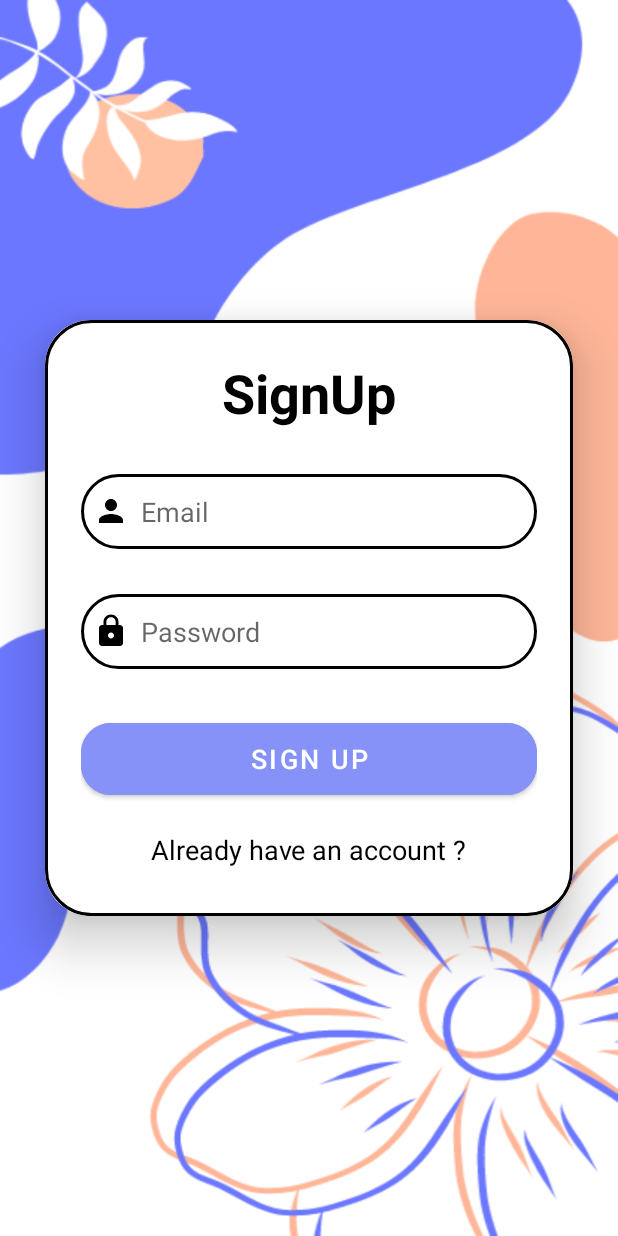
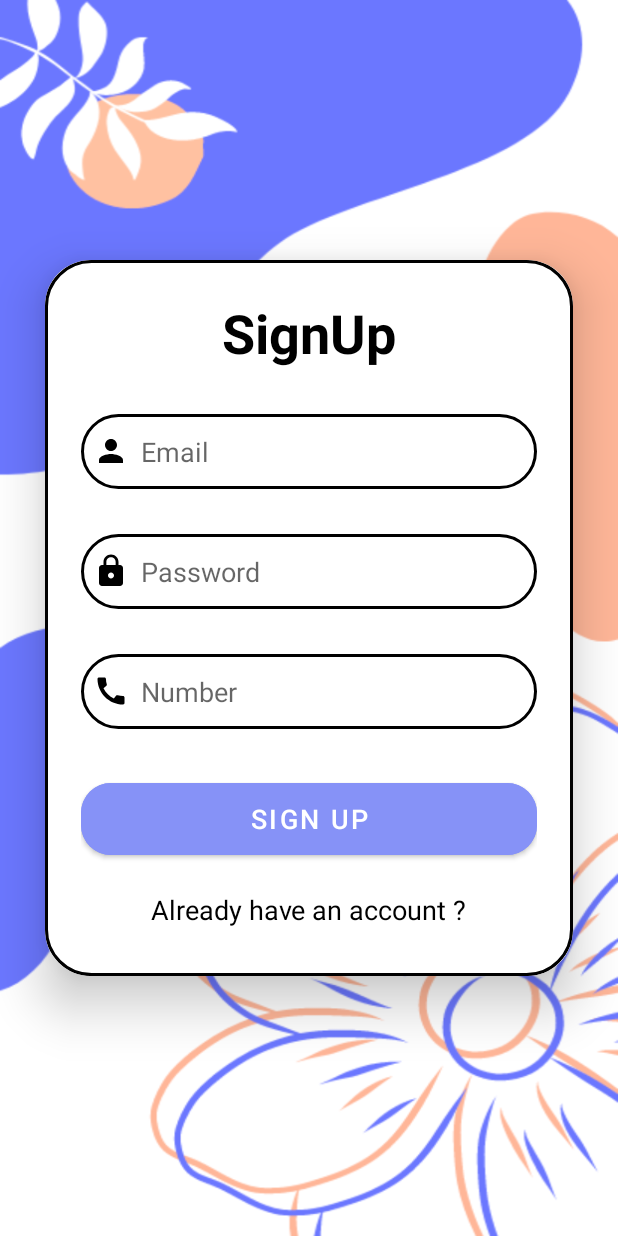
Before and after one commit to dhruv151104/Food-Waste-Management, an Android app: the SignUp screen opened directly, with no data from a screen before it, on a phone screen of 412 x 824 dp. Run offline under Robolectric (Android 15) with nearby library versions, the phone set to English and light mode, and no system bars; our stand-ins replace Firebase (no records; nobody signed in at launch, a user with empty details on screens opened directly).

Commit message:
Mes commit

```diff
--- a/app/src/main/java/com/example/myapplication/SignUp.java
+++ b/app/src/main/java/com/example/myapplication/SignUp.java
@@ -38,7 +38,7 @@ public class SignUp extends AppCompatActivity {
     protected void onCreate(Bundle savedInstanceState) {
         super.onCreate(savedInstanceState);
         setContentView(R.layout.activity_sign_up);
-
+        signup_phn = findViewById(R.id.signup_phn);
         signup_email=findViewById(R.id.signup_email);
         signup_password=findViewById(R.id.signup_password);
         signup_btn=findViewById(R.id.signup_btn);
--- a/app/src/main/res/layout/activity_sign_up.xml
+++ b/app/src/main/res/layout/activity_sign_up.xml
@@ -84,6 +84,18 @@
                 android:drawableLeft="@drawable/baseline_lock_24"
                 android:drawablePadding="8dp"
                 android:textColor="@color/black"/>
+            <EditText
+                android:layout_width="match_parent"
+                android:layout_height="50dp"
+                android:id="@+id/signup_phn"
+                android:background="@drawable/custom_edittext"
+                android:layout_marginTop="30dp"
+                android:padding="8dp"
+                android:inputType="number"
+                android:hint="Number"
+                android:drawableLeft="@drawable/baseline_call_24"
+                android:drawablePadding="8dp"
+                android:textColor="@color/black"/>
 
             <Button
                 android:layout_width="match_parent"
```
